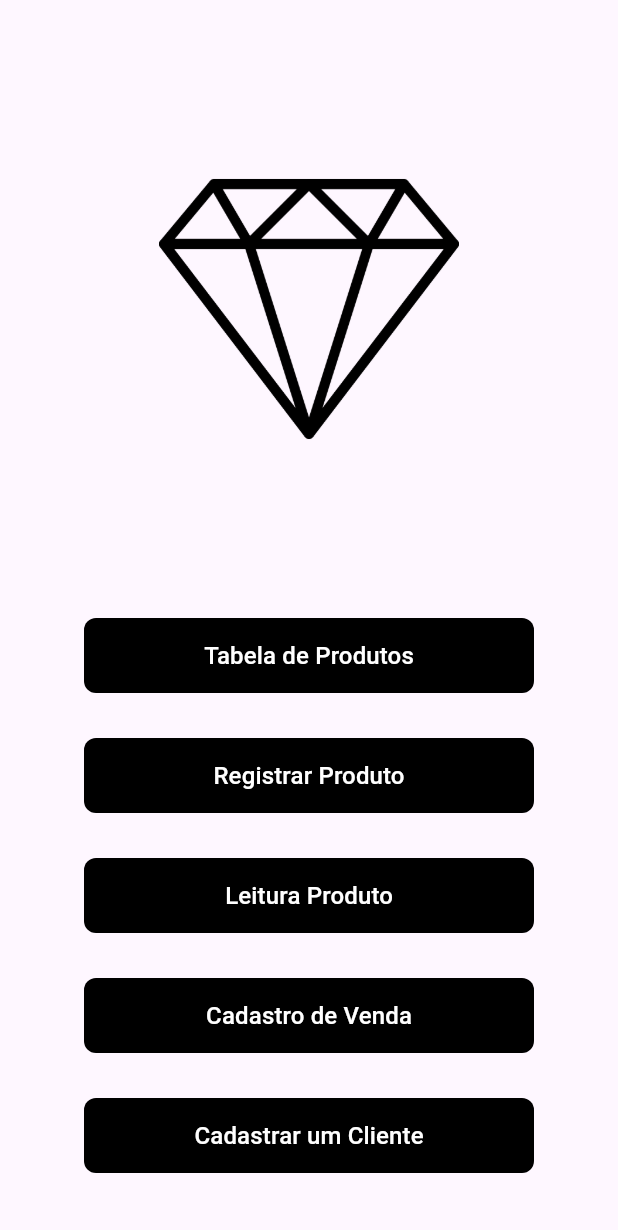
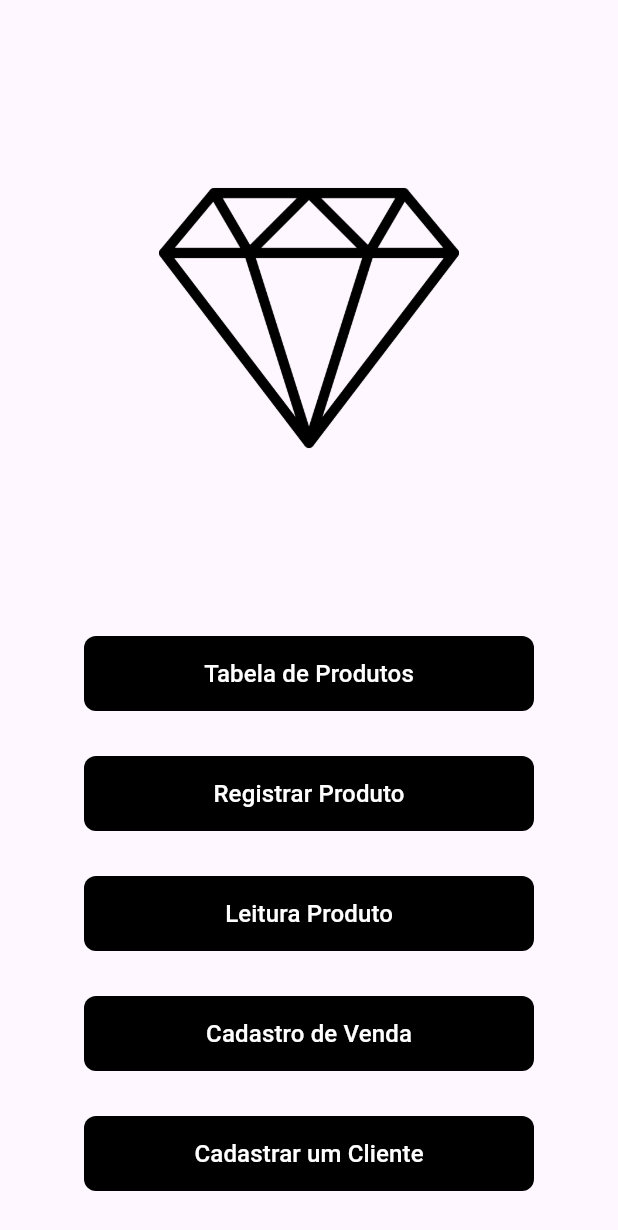
Before and after one commit to DevSamuelBrito/Scanner-App, a Flutter app: the screen it shows after launch, on a phone screen of 412 x 824 dp. Shown: the top 1230 px of the screen. Run offline on Flutter 3.47's test engine with Material 3 defaults, Android fonts, the phone set to English and light mode, and no system bars; our stand-ins replace cloud_firestore, firebase_core; accounts and stored records are empty.

Commit message:
fixed home page

```diff
--- a/lib/screens/homepage.dart
+++ b/lib/screens/homepage.dart
@@ -6,7 +6,8 @@ class HomePage extends StatelessWidget {
   Widget build(BuildContext context) {
     return Scaffold(
       body: Column(
-        mainAxisAlignment: MainAxisAlignment.center, // isso daqui vai centralizar os elementos verticalmente
+        mainAxisAlignment: MainAxisAlignment
+            .center, // isso daqui vai centralizar os elementos verticalmente
         children: [
           Expanded(
             child: Center(
@@ -18,8 +19,7 @@ class HomePage extends StatelessWidget {
               ),
             ),
           ),
-          Expanded(
-            child: Center(
+          Center(
             child: Column(
               children: [
                 TextButton(
@@ -31,7 +31,6 @@ class HomePage extends StatelessWidget {
                     style: StylesProntos.textBotao,
                   ),
                 ),
-
                 SizedBox(height: 30),
                 TextButton(
                   style: StylesProntos.estiloBotao,
@@ -42,7 +41,6 @@ class HomePage extends StatelessWidget {
                     style: StylesProntos.textBotao,
                   ),
                 ),
-
                 SizedBox(height: 30),
                 TextButton(
                   style: StylesProntos.estiloBotao,
@@ -53,7 +51,6 @@ class HomePage extends StatelessWidget {
                     style: StylesProntos.textBotao,
                   ),
                 ),
-
                 SizedBox(height: 30),
                 TextButton(
                   style: StylesProntos.estiloBotao,
@@ -64,7 +61,6 @@ class HomePage extends StatelessWidget {
                     style: StylesProntos.textBotao,
                   ),
                 ),
-
                 SizedBox(height: 30),
                 TextButton(
                   style: StylesProntos.estiloBotao,
@@ -75,9 +71,8 @@ class HomePage extends StatelessWidget {
                     style: StylesProntos.textBotao,
                   ),
                 ),
-
+                SizedBox(height: 30),
               ],
-              ),
             ),
           ),
         ],
```
Lines whose indentation alone changed are shown as unchanged.
